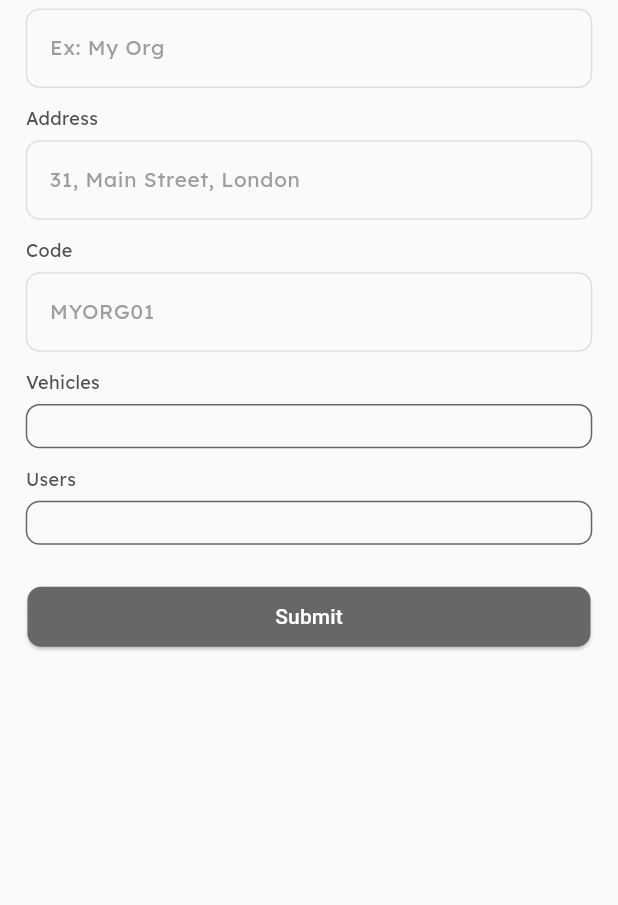
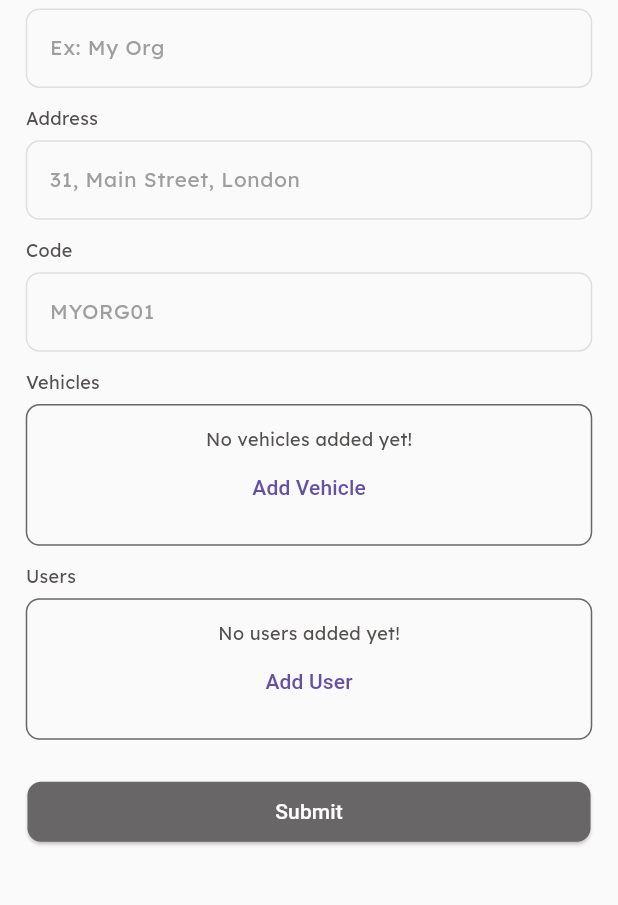
Before and after one commit to hayanbeigh0/vtrack_v1, a Flutter app: the OrganisationDetailPage screen opened directly with empty values, on a phone screen of 412 x 824 dp, the part 110-1015 px from its top. Run offline on Flutter 3.47's test engine with Material 3 defaults, Android fonts, the phone set to English and light mode, and no system bars; our stand-ins replace another_flushbar, auto_route, dartz, dio, flutter_bloc, flutter_screenutil and 8 more; missing offline and left inert: google_maps_place_picker_mb; accounts and stored records are empty; network calls fail; statements that could not run were skipped.

```diff
--- a/lib/domain/organisation/organisation.dart
+++ b/lib/domain/organisation/organisation.dart
@@ -19,14 +19,16 @@ class Organisation with _$Organisation {
     String? createdAt,
     int? userCount,
     int? vehicleCount,
-    // required List<String> vehicles,
+    required List<String>? vehicles,
   }) = _Organisation;
 
   factory Organisation.empty() => Organisation(
         name: OrganisationName(''),
         address: '',
         code: OrganisationCode(''),
-        // vehicles: [],
+        vehicles: [],
+        vehicleCount: 0,
+        userCount: 0,
       );
 
   Option<OrganisationValueFailure<dynamic>> get failureOption {
--- a/lib/infrastructure/organisation/organisation_dtos.dart
+++ b/lib/infrastructure/organisation/organisation_dtos.dart
@@ -15,7 +15,7 @@ abstract class OrganisationDto implements _$OrganisationDto {
     required String code,
     int? userCount,
     int? vehicleCount,
-    // required List<String> vehicles,
+    required List<String>? vehicles,
   }) = _OrganisationDto;
 
   factory OrganisationDto.fromDomain(Organisation organisation) {
@@ -23,7 +23,7 @@ abstract class OrganisationDto implements _$OrganisationDto {
       name: organisation.name.getOrCrash(),
       code: organisation.code.getOrCrash(),
       address: organisation.address,
-      // vehicles: organisation.vehicles,
+      vehicles: organisation.vehicles,
     );
   }
 
@@ -32,7 +32,7 @@ abstract class OrganisationDto implements _$OrganisationDto {
       name: OrganisationName(name),
       address: address,
       code: OrganisationCode(code),
-      // vehicles: vehicles,
+      vehicles: vehicles,
       userCount: userCount,
       vehicleCount: vehicleCount,
     );
--- a/lib/infrastructure/user/user_dtos.dart
+++ b/lib/infrastructure/user/user_dtos.dart
@@ -106,7 +106,9 @@ class UserOrganisationDto with _$UserOrganisationDto {
     required String? createdBy,
     required String? createdAt,
     required String? owner,
-    // required List<String>? vehicles,
+    required int? userCount,
+    required int? vehicleCount,
+    required List<String>? vehicles,
   }) = _UserOrganisationDto;
 
   factory UserOrganisationDto.fromDomain(Organisation organisation) {
@@ -115,10 +117,12 @@ class UserOrganisationDto with _$UserOrganisationDto {
       name: organisation.name.getOrCrash(),
       address: organisation.address,
       code: organisation.code.getOrCrash(),
-      // vehicles: organisation.vehicles,
+      vehicles: organisation.vehicles,
       createdBy: organisation.createdBy!,
       createdAt: organisation.createdAt!,
       owner: organisation.owner!,
+      userCount: organisation.userCount,
+      vehicleCount: organisation.vehicleCount,
     );
   }
 
@@ -128,10 +132,12 @@ class UserOrganisationDto with _$UserOrganisationDto {
       name: OrganisationName(name!),
       address: address!,
       code: OrganisationCode(code!),
-      // vehicles: vehicles!,
+      vehicles: vehicles!,
       createdBy: createdBy,
       owner: owner,
       createdAt: createdAt,
+      userCount: userCount,
+      vehicleCount: vehicleCount,
     );
   }
 
--- a/lib/presentation/home/home_page.dart
+++ b/lib/presentation/home/home_page.dart
@@ -183,7 +183,7 @@ class HomePage extends StatelessWidget {
                                       name: OrganisationName(''),
                                       address: '',
                                       code: OrganisationCode(''),
-                                      // vehicles: [],
+                                      vehicles: [],
                                       vehicleCount: 0,
                                       userCount: 0,
                                     ),
@@ -208,8 +208,8 @@ class HomePage extends StatelessWidget {
                                         MyOrganisationCard(
                                           organisationName:
                                               organisation.name.getOrCrash(),
-                                          totalUsers: '10',
-                                          totalVehicles: '3',
+                                          totalUsers: organisation.userCount.toString(),
+                                          totalVehicles: organisation.vehicleCount.toString(),
                                           onTap: () {
                                             context.router
                                                 .push(OrganisationDetailRoute(
--- a/lib/presentation/organisation/organisation_detail_page.dart
+++ b/lib/presentation/organisation/organisation_detail_page.dart
@@ -51,15 +51,13 @@ class _OrganisationDetailPageState extends State<OrganisationDetailPage> {
       ),
       body: MultiBlocProvider(
         providers: [
-          BlocProvider(
-            create: (context) => getIt<VehicleCubit>()
+          BlocProvider(create: (context) => getIt<VehicleCubit>()
               // ..getAllOrgVehicles(
               //   organisationId: widget.organisation.id!,
               //   pageNumber: 0,
               // ),
               ),
-          BlocProvider(
-            create: (context) => getIt<OrganisationUserCubit>()
+          BlocProvider(create: (context) => getIt<OrganisationUserCubit>()
               // ..getOrganisationUsers(
               //   organisationId: widget.organisation.id!,
               //   pageNumber: 0,
@@ -164,43 +162,13 @@ class _OrganisationDetailPageState extends State<OrganisationDetailPage> {
                           ),
                         ),
                         padding: EdgeInsets.all(12.sp),
-                        child: BlocBuilder<VehicleCubit, VehicleState>(
-                          builder: (context, state) {
-                            return state.maybeMap(
-                              orElse: () => const SizedBox(),
-                              allOrgVehicles: (vehicles) {
-                                if (vehicles.vehicles.isEmpty) {
-                                  return Center(
-                                    child: Column(
-                                      mainAxisAlignment:
-                                          MainAxisAlignment.center,
-                                      children: [
-                                        const Text('No vehicles added yet!'),
-                                        TextButton(
-                                          onPressed: () {
-                                            context.router
-                                                .pushNamed('/create-vehicle');
-                                          },
-                                          child: const Text('Add Vehicle'),
-                                        ),
-                                      ],
-                                    ),
-                                  );
-                                } else {
-                                  return Row(
+                        child: Visibility(
+                          visible: widget.organisation.vehicleCount == 0,
+                          replacement: Row(
                             children: [
                               Expanded(
-                                        child: Wrap(
-                                          children: vehicles.vehicles
-                                              .map(
-                                                (vehicle) => Container(
-                                                  padding: EdgeInsets.all(8.sp),
-                                                  child: Text(vehicle.name
-                                                      .getOrCrash()),
-                                                ),
-                                              )
-                                              .toList(),
-                                        ),
+                                child: Text(
+                                    '${widget.organisation.vehicleCount} vehicles'),
                               ),
                               SizedBox(
                                 height: 20.h,
@@ -214,11 +182,21 @@ class _OrganisationDetailPageState extends State<OrganisationDetailPage> {
                                 ),
                               )
                             ],
-                                  );
-                                }
+                          ),
+                          child: Center(
+                            child: Column(
+                              mainAxisAlignment: MainAxisAlignment.center,
+                              children: [
+                                const Text('No vehicles added yet!'),
+                                TextButton(
+                                  onPressed: () {
+                                    context.router.pushNamed('/create-vehicle');
                                   },
-                            );
-                          },
+                                  child: const Text('Add Vehicle'),
+                                ),
+                              ],
+                            ),
+                          ),
                         ),
                       ),
                     ],
@@ -241,44 +219,29 @@ class _OrganisationDetailPageState extends State<OrganisationDetailPage> {
                           ),
                         ),
                         padding: EdgeInsets.all(12.sp),
-                        child: BlocBuilder<OrganisationUserCubit,
-                            OrganisationUserState>(
-                          builder: (context, state) {
-                            return state.maybeMap(
-                              orElse: () => const SizedBox(),
-                              loaded: (users) {
-                                if (users.users.isEmpty) {
-                                  return Center(
                         child: Column(
-                                      mainAxisAlignment:
-                                          MainAxisAlignment.center,
+                          children: [
+                            Visibility(
+                              visible: widget.organisation.userCount != 0,
+                              replacement: Center(
+                                child: Column(
+                                  mainAxisAlignment: MainAxisAlignment.center,
                                   children: [
                                     const Text('No users added yet!'),
                                     TextButton(
                                       onPressed: () {
-                                            context.router
-                                                .pushNamed('/add-users');
+                                        context.router.pushNamed('/add-users');
                                       },
                                       child: const Text('Add User'),
                                     ),
                                   ],
                                 ),
-                                  );
-                                } else {
-                                  return Row(
+                              ),
+                              child: Row(
                                 children: [
                                   Expanded(
-                                        child: Wrap(
-                                          children: users.users
-                                              .map(
-                                                (vehicle) => Container(
-                                                  padding: EdgeInsets.all(8.sp),
-                                                  child: Text(vehicle.name
-                                                      .getOrCrash()),
-                                                ),
-                                              )
-                                              .toList(),
-                                        ),
+                                    child: Text(
+                                        '${widget.organisation.userCount} users'),
                                   ),
                                   SizedBox(
                                     height: 20.h,
@@ -292,11 +255,9 @@ class _OrganisationDetailPageState extends State<OrganisationDetailPage> {
                                     ),
                                   )
                                 ],
-                                  );
-                                }
-                              },
-                            );
-                          },
+                              ),
+                            ),
+                          ],
                         ),
                       ),
                     ],
```
Also changed, not shown: lib/domain/organisation/organisation.freezed.dart, lib/infrastructure/organisation/organisation_dtos.freezed.dart, lib/infrastructure/organisation/organisation_dtos.g.dart, lib/infrastructure/user/user_dtos.freezed.dart, lib/infrastructure/user/user_dtos.g.dart. Lines whose indentation alone changed are shown as unchanged.
